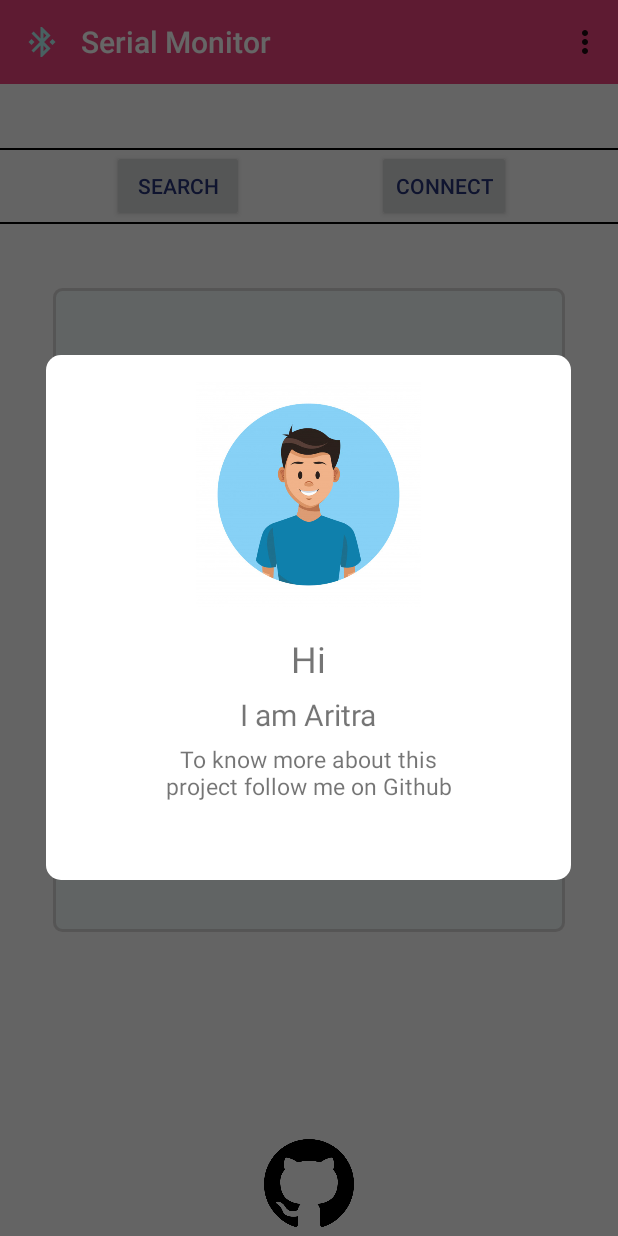
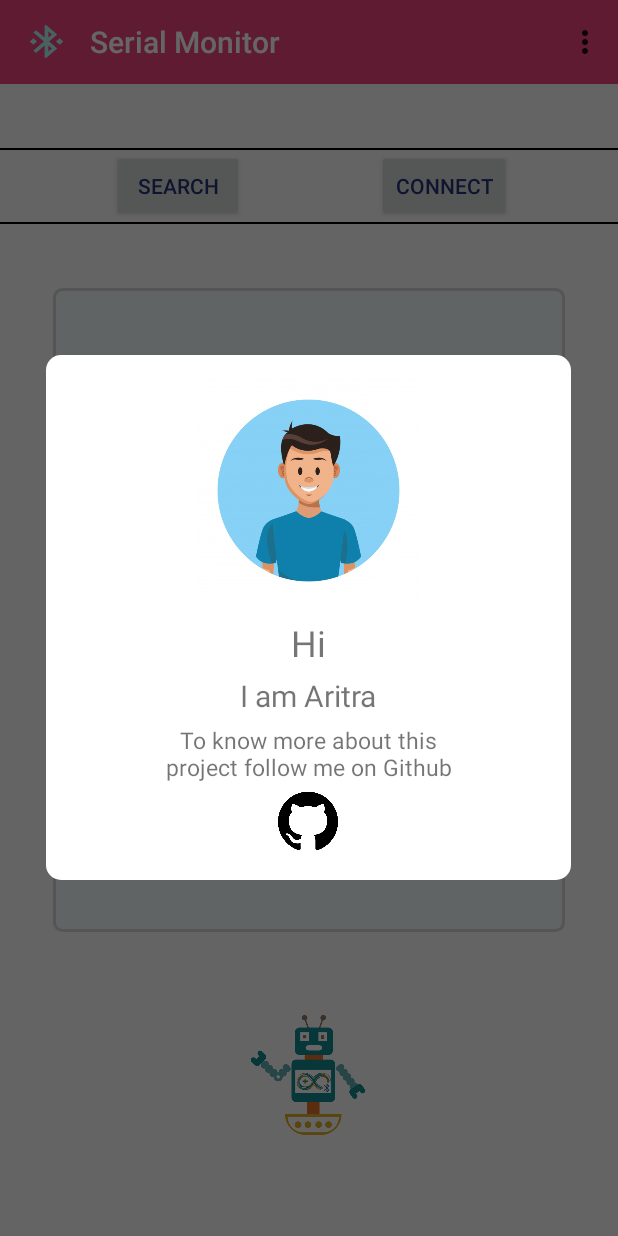
Before and after one commit to aritraMandal02/Arduino-Bluetooth-Connect, an Android app: the screen it shows after launch (MainActivity), in the options menu, after a tap on "About", on a phone screen of 412 x 824 dp. Run offline under Robolectric (Android 15) with nearby library versions, the phone set to English and light mode, and no system bars.

Commit message:
Updated and added a few things

```diff
--- a/app/src/main/java/com/example/arduinobluetoothconnect/MainActivity.java
+++ b/app/src/main/java/com/example/arduinobluetoothconnect/MainActivity.java
@@ -70,16 +70,8 @@ public class MainActivity extends AppCompatActivity {
         connect = (Button) findViewById(R.id.connect);
         Toolbar toolbar = findViewById(R.id.toolbar);
         listView = (ListView) findViewById(R.id.listview);
-        ImageView imageView = findViewById(R.id.imageView3);
 
         setSupportActionBar(toolbar);
-
-        imageView.setOnClickListener(new View.OnClickListener() {
-            @Override
-            public void onClick(View view) {
-                gotoUrl("https://github.com/aritraMandal02");
-            }
-        });
 
         if (savedInstanceState != null) {
             ArrayList<BluetoothDevice> list = savedInstanceState.getParcelableArrayList(DEVICE_LIST);
@@ -324,8 +316,13 @@ public class MainActivity extends AppCompatActivity {
                 Dialog dialog = new Dialog(this);
                 dialog.setContentView(R.layout.popup);
                 dialog.getWindow().setBackgroundDrawable(new ColorDrawable(Color.TRANSPARENT));
-//                TextView linkToSite = (TextView) findViewById(R.id.description);
-//                linkToSite.setMovementMethod(LinkMovementMethod.getInstance());
+                ImageView imageView = dialog.findViewById(R.id.imageView3);
+                imageView.setOnClickListener(new View.OnClickListener() {
+                    @Override
+                    public void onClick(View view) {
+                        gotoUrl("https://github.com/aritraMandal02");
+                    }
+                });
                 dialog.show();
 
                 break;
@@ -333,8 +330,8 @@ public class MainActivity extends AppCompatActivity {
             case R.id.share:
                 Intent shareIntent = new Intent(Intent.ACTION_SEND);
                 shareIntent.setType("text/plain");
-                String shareBody = "Download the Arduino Serial Monitor App:\n https://bit.ly/Serial-Monitor" +
-                        "\n To know more about this app,\n follow the github link:\n https://github.com/aritraMandal02/Arduino-Bluetooth-Connect";
+                String shareBody = "Download the Arduino Serial Monitor App:\n" + "https://bit.ly/Serial-Monitor" +
+                        "\n\nTo know more about this app,\nfollow the github link:\n" + "https://github.com/aritraMandal02/Arduino-Bluetooth-Connect";
                 String shareSub = "Serial Monitor App";
                 shareIntent.putExtra(Intent.EXTRA_SUBJECT, shareSub);
                 shareIntent.putExtra(Intent.EXTRA_TEXT, shareBody);
--- a/app/src/main/java/com/example/arduinobluetoothconnect/MonitoringScreen.java
+++ b/app/src/main/java/com/example/arduinobluetoothconnect/MonitoringScreen.java
@@ -172,7 +172,7 @@ public class MonitoringScreen extends AppCompatActivity {
                         }
 
                     }
-                    Thread.sleep(500);
+                    Thread.sleep(200);
                 }
             } catch (IOException | InterruptedException e) {
                 e.printStackTrace();
--- a/app/src/main/res/drawable/ic_baseline_bluetooth_connected_24.xml
+++ b/app/src/main/res/drawable/ic_baseline_bluetooth_connected_24.xml
@@ -1,5 +1,5 @@
-<vector android:height="24dp" android:tint="#B5F3F3"
+<vector android:height="26dp" android:tint="#B5F3F3"
     android:viewportHeight="24" android:viewportWidth="24"
-    android:width="24dp" xmlns:android="http://schemas.android.com/apk/res/android">
+    android:width="30dp" xmlns:android="http://schemas.android.com/apk/res/android">
     <path android:fillColor="@android:color/white" android:pathData="M7,12l-2,-2 -2,2 2,2 2,-2zM17.71,7.71L12,2h-1v7.59L6.41,5 5,6.41 10.59,12 5,17.59 6.41,19 11,14.41L11,22h1l5.71,-5.71 -4.3,-4.29 4.3,-4.29zM13,5.83l1.88,1.88L13,9.59L13,5.83zM14.88,16.29L13,18.17v-3.76l1.88,1.88zM19,10l-2,2 2,2 2,-2 -2,-2z"/>
 </vector>
--- a/app/src/main/res/layout/activity_main.xml
+++ b/app/src/main/res/layout/activity_main.xml
@@ -6,16 +6,6 @@
     android:layout_height="match_parent"
     android:orientation="vertical"
     tools:context=".MainActivity">
-
-    <ImageView
-        android:id="@+id/imageView3"
-        android:layout_width="60dp"
-        android:layout_height="60dp"
-        android:layout_marginBottom="5dp"
-        app:layout_constraintBottom_toBottomOf="parent"
-        app:layout_constraintEnd_toEndOf="parent"
-        app:layout_constraintStart_toStartOf="parent"
-        app:srcCompat="@drawable/git_icon" />
 
     <View
         android:id="@+id/view7"
@@ -116,4 +106,15 @@
         app:titleMarginStart="30dp"
         app:titleTextColor="@color/white" />
 
+    <ImageView
+        android:layout_width="80dp"
+        android:layout_height="80dp"
+        android:layout_marginBottom="12dp"
+        android:src="@drawable/bottom_icon"
+        app:layout_constraintBottom_toBottomOf="parent"
+        app:layout_constraintEnd_toEndOf="parent"
+        app:layout_constraintHorizontal_bias="0.498"
+        app:layout_constraintStart_toStartOf="parent"
+        app:layout_constraintTop_toBottomOf="@+id/listview" />
+
 </androidx.constraintlayout.widget.ConstraintLayout>
--- a/app/src/main/res/layout/popup.xml
+++ b/app/src/main/res/layout/popup.xml
@@ -6,12 +6,21 @@
     android:background="@drawable/popup_background">
 
     <ImageView
+        android:id="@+id/imageView3"
+        android:layout_width="40dp"
+        android:layout_height="40dp"
+        android:layout_below="@+id/about"
+        android:layout_centerHorizontal="true"
+        android:layout_marginTop="5dp"
+        android:src="@drawable/git_icon" />
+
+    <ImageView
         android:id="@+id/image"
         android:layout_width="150dp"
         android:layout_height="150dp"
-        android:src="@drawable/profile"
         android:layout_centerHorizontal="true"
-        android:layout_marginTop="18dp" />
+        android:layout_marginTop="15dp"
+        android:src="@drawable/profile" />
 
     <TextView
         android:id="@+id/name"
@@ -19,7 +28,7 @@
         android:layout_height="wrap_content"
         android:layout_below="@+id/image"
         android:layout_centerHorizontal="true"
-        android:layout_marginTop="18dp"
+        android:layout_marginTop="10dp"
         android:text="Hi"
         android:textSize="24sp" />
 
@@ -29,12 +38,13 @@
         android:layout_height="wrap_content"
         android:layout_below="@+id/name"
         android:layout_centerHorizontal="true"
-        android:layout_marginTop="7dp"
+        android:layout_marginTop="5dp"
         android:gravity="center"
         android:text="I am Aritra"
         android:textSize="20sp" />
 
     <TextView
+        android:id="@+id/about"
         android:layout_width="wrap_content"
         android:layout_height="wrap_content"
         android:layout_below="@id/description"
```
Also changed, not shown: app/src/main/res/layout/activity_monitoring_screen.xml (+9 -0 lines), app/src/main/res/drawable-v24/bluetooth_app.png (added), app/src/main/res/drawable-v24/bottom_icon.png (added), app/src/main/res/drawable-v24/bottom_icon2.jpg (added).
